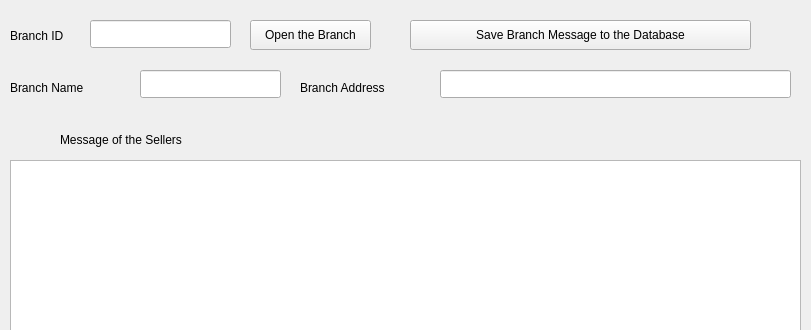
First picture: the form in branchmanage.ui, repository libertas/MsgMan, before the edit; both pictures show x 0 to 811 and y 0 to 330 of the 811 by 601 pixel window.
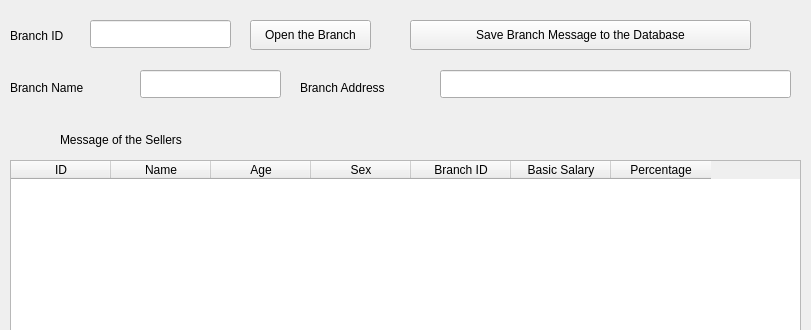
Second picture: the form after the edit.

Commit message: can show seller message in the branch manage window now

The edit to the form file:
```diff
--- a/branchmanage.ui
+++ b/branchmanage.ui
@@ -49,16 +49,6 @@
     <string>Open the Branch</string>
    </property>
   </widget>
-  <widget class="QListWidget" name="listWidget">
-   <property name="geometry">
-    <rect>
-     <x>10</x>
-     <y>160</y>
-     <width>791</width>
-     <height>431</height>
-    </rect>
-   </property>
-  </widget>
   <widget class="QLabel" name="label_2">
    <property name="geometry">
     <rect>
@@ -131,6 +121,54 @@
     <string>Message of the Sellers</string>
    </property>
   </widget>
+  <widget class="QTableWidget" name="tableWidget">
+   <property name="geometry">
+    <rect>
+     <x>10</x>
+     <y>160</y>
+     <width>791</width>
+     <height>431</height>
+    </rect>
+   </property>
+   <property name="editTriggers">
+    <set>QAbstractItemView::NoEditTriggers</set>
+   </property>
+   <column>
+    <property name="text">
+     <string>ID</string>
+    </property>
+   </column>
+   <column>
+    <property name="text">
+     <string>Name</string>
+    </property>
+   </column>
+   <column>
+    <property name="text">
+     <string>Age</string>
+    </property>
+   </column>
+   <column>
+    <property name="text">
+     <string>Sex</string>
+    </property>
+   </column>
+   <column>
+    <property name="text">
+     <string>Branch ID</string>
+    </property>
+   </column>
+   <column>
+    <property name="text">
+     <string>Basic Salary</string>
+    </property>
+   </column>
+   <column>
+    <property name="text">
+     <string>Percentage</string>
+    </property>
+   </column>
+  </widget>
  </widget>
  <resources/>
  <connections>
```
The commit also changes 7 other files.
